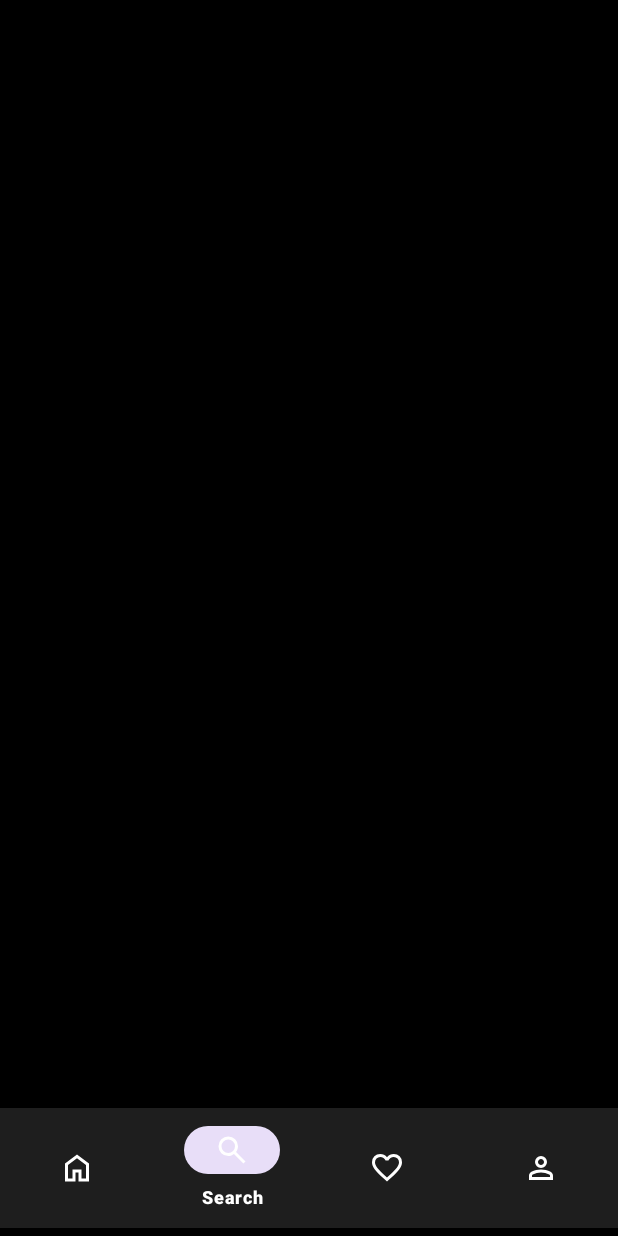
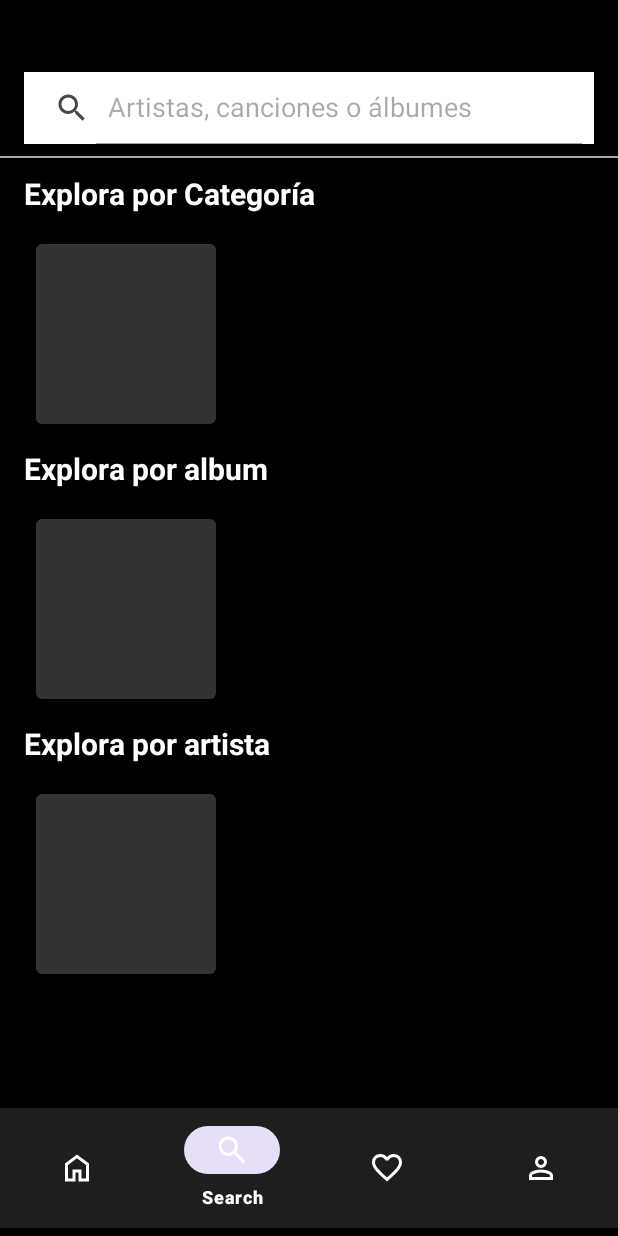
Before and after one commit to SergioLezcano/App-de-musica-Mobile, an Android app: the screen it shows after launch (MainActivity), item 2 of the bottom bar chosen, on a phone screen of 412 x 824 dp. Run offline under Robolectric (Android 15) with nearby library versions, the light colour scheme and no system bars.

Commit message:
Diseño layout search_fragment.xml añadido. Logica inicial de FragmentSearch añadido.

```diff
--- a/app/src/main/java/com/example/appmusic_basico/FragmentSearch.java
+++ b/app/src/main/java/com/example/appmusic_basico/FragmentSearch.java
@@ -1,4 +1,30 @@
 package com.example.appmusic_basico;
 
-public class FragmentSearch {
+import android.os.Bundle;
+import android.view.LayoutInflater;
+import android.view.View;
+import android.view.ViewGroup;
+
+import androidx.annotation.NonNull;
+import androidx.annotation.Nullable;
+import androidx.fragment.app.Fragment;
+
+import com.example.appmusic_basico.R;
+public class FragmentSearch extends Fragment{
+
+    // Constructor requerido
+    public FragmentSearch() {
+        // Constructor público vacío requerido
+    }
+
+    @Override
+    public View onCreateView(@NonNull LayoutInflater inflater, @Nullable ViewGroup container, @Nullable Bundle savedInstanceState) {
+        // Infla el layout definido en search_fragment.xml
+        return inflater.inflate(R.layout.search_fragment, container, false);
+    }
+
+    @Override
+    public void onViewCreated(@NonNull View view, @Nullable Bundle savedInstanceState) {
+        super.onViewCreated(view, savedInstanceState);
+    }
 }
--- a/app/src/main/java/com/example/appmusic_basico/MainActivity.java
+++ b/app/src/main/java/com/example/appmusic_basico/MainActivity.java
@@ -49,7 +49,7 @@ public class MainActivity extends AppCompatActivity {
                 if (itemId == R.id.nav_home) {
                     selectedFragment = new FragmentHome();
                 } else if (itemId == R.id.nav_search) {
-                    selectedFragment = new Fragment();
+                    selectedFragment = new FragmentSearch();
                 } else if (itemId == R.id.nav_favorite) {
                     selectedFragment = new FragmentFavourite();
                 } else if (itemId == R.id.nav_profile) {
--- a/app/src/main/res/layout/activity_main.xml
+++ b/app/src/main/res/layout/activity_main.xml
@@ -6,6 +6,7 @@
     android:layout_height="match_parent"
     android:background="@color/black"
     android:paddingBottom="5dp"
+    android:paddingTop="12dp"
     tools:context=".MainActivity">
 
     <!-- CONTENEDOR DE FRAGMENTOS: HomeFragment, SearchFragment y otros -->
--- a/app/src/main/res/layout/favourite_activity.xml
+++ b/app/src/main/res/layout/favourite_activity.xml
@@ -5,7 +5,8 @@
     xmlns:app="http://schemas.android.com/apk/res-auto"
     xmlns:tools="http://schemas.android.com/tools"
     android:background="@color/black"
-    android:paddingBottom="5dp">
+    android:paddingBottom="5dp"
+    android:paddingTop="12dp">
 
     <ScrollView
         android:layout_width="match_parent"
--- a/app/src/main/res/layout/music_list.xml
+++ b/app/src/main/res/layout/music_list.xml
@@ -6,6 +6,7 @@
     android:layout_height="match_parent"
     android:background="@color/black"
     android:padding="8dp"
+    android:paddingTop="12dp"
     tools:context=".SecondaryActivity">
 
 
--- a/app/src/main/res/layout/music_play.xml
+++ b/app/src/main/res/layout/music_play.xml
@@ -6,6 +6,7 @@
     xmlns:app="http://schemas.android.com/apk/res-auto"
     android:background="@color/black"
     android:paddingBottom="5dp"
+    android:paddingTop="12dp"
     tools:context=".ThirdActivity">
 
     <ScrollView
--- /dev/null
+++ b/app/src/main/res/layout/search_fragment.xml
@@ -0,0 +1,137 @@
+<?xml version="1.0" encoding="utf-8"?>
+<androidx.constraintlayout.widget.ConstraintLayout xmlns:android="http://schemas.android.com/apk/res/android"
+    xmlns:app="http://schemas.android.com/apk/res-auto"
+    xmlns:tools="http://schemas.android.com/tools"
+    android:layout_width="match_parent"
+    android:layout_height="match_parent"
+    android:background="@color/black"
+    android:paddingBottom="5dp"
+    android:paddingTop="12dp">
+
+    <SearchView
+        android:id="@+id/search_view"
+        android:layout_width="0dp"
+        android:layout_height="wrap_content"
+        android:layout_marginStart="16dp"
+        android:layout_marginTop="24dp"
+        android:layout_marginEnd="16dp"
+        android:background="@color/white"
+        android:queryHint="Artistas, canciones o álbumes"
+        android:iconifiedByDefault="false"
+        app:layout_constraintTop_toTopOf="parent"
+        app:layout_constraintStart_toStartOf="parent"
+        app:layout_constraintEnd_toEndOf="parent" />
+
+    <View
+        android:id="@+id/search_separator"
+        android:layout_width="0dp"
+        android:layout_height="1dp"
+        android:layout_marginTop="8dp"
+        android:background="@android:color/darker_gray"
+        app:layout_constraintTop_toBottomOf="@id/search_view"
+        app:layout_constraintStart_toStartOf="parent"
+        app:layout_constraintEnd_toEndOf="parent"/>
+
+    <ScrollView
+        android:layout_width="0dp"
+        android:layout_height="0dp"
+        android:fillViewport="true"
+        app:layout_constraintTop_toBottomOf="@id/search_separator"
+        app:layout_constraintBottom_toBottomOf="parent"
+        app:layout_constraintStart_toStartOf="parent"
+        app:layout_constraintEnd_toEndOf="parent">
+
+        <LinearLayout
+            android:layout_width="match_parent"
+            android:layout_height="wrap_content"
+            android:orientation="vertical"
+            android:paddingStart="16dp"
+            android:paddingEnd="16dp"
+            android:paddingTop="2dp">
+
+            <TextView
+                android:layout_width="wrap_content"
+                android:layout_height="wrap_content"
+                android:text="Explora por Categoría"
+                android:textSize="20sp"
+                android:textStyle="bold"
+                android:layout_marginBottom="12dp"
+                android:layout_marginTop="8dp"
+                android:textColor="@color/white"/>
+
+            <LinearLayout
+                android:layout_width="match_parent"
+                android:layout_height="wrap_content">
+
+                <ImageView
+                    android:id="@+id/iv_category_search"
+                    android:layout_width="120dp"
+                    android:layout_height="120dp"
+                    android:scaleType="centerCrop"
+                    android:layout_margin="8dp"
+                    android:src="@drawable/album_art_placeholder"
+                    app:layout_constraintBottom_toBottomOf="parent"
+                    app:layout_constraintStart_toStartOf="parent"
+                    app:layout_constraintTop_toTopOf="parent" />
+
+            </LinearLayout>
+
+            <TextView
+                android:layout_width="wrap_content"
+                android:layout_height="wrap_content"
+                android:text="Explora por album"
+                android:textSize="20sp"
+                android:textStyle="bold"
+                android:layout_marginBottom="12dp"
+                android:layout_marginTop="8dp"
+                android:textColor="@color/white"/>
+
+            <LinearLayout
+                android:layout_width="match_parent"
+                android:layout_height="wrap_content">
+
+                <ImageView
+                    android:id="@+id/iv_album_search"
+                    android:layout_width="120dp"
+                    android:layout_height="120dp"
+                    android:scaleType="centerCrop"
+                    android:layout_margin="8dp"
+                    android:src="@drawable/album_art_placeholder"
+                    app:layout_constraintBottom_toBottomOf="parent"
+                    app:layout_constraintStart_toStartOf="parent"
+                    app:layout_constraintTop_toTopOf="parent" />
+
+            </LinearLayout>
+
+            <TextView
+                android:layout_width="wrap_content"
+                android:layout_height="wrap_content"
+                android:text="Explora por artista"
+                android:textSize="20sp"
+                android:textStyle="bold"
+                android:layout_marginBottom="12dp"
+                android:layout_marginTop="8dp"
+                android:textColor="@color/white"/>
+
+            <LinearLayout
+                android:layout_width="match_parent"
+                android:layout_height="wrap_content">
+
+                <ImageView
+                    android:id="@+id/iv_artist_search"
+                    android:layout_width="120dp"
+                    android:layout_height="120dp"
+                    android:scaleType="centerCrop"
+                    android:layout_margin="8dp"
+                    android:src="@drawable/album_art_placeholder"
+                    app:layout_constraintBottom_toBottomOf="parent"
+                    app:layout_constraintStart_toStartOf="parent"
+                    app:layout_constraintTop_toTopOf="parent" />
+
+            </LinearLayout>
+
+        </LinearLayout>
+
+    </ScrollView>
+
+</androidx.constraintlayout.widget.ConstraintLayout>
```
